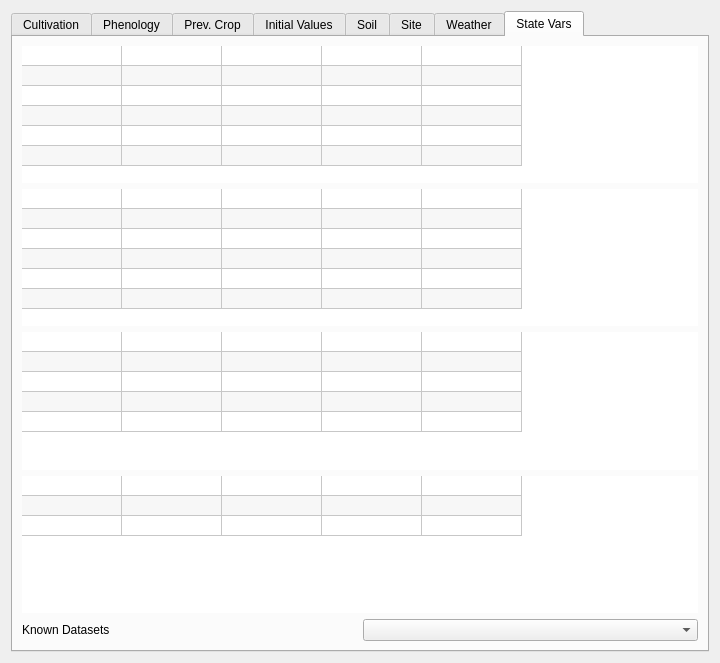
arkygeek/MAD, file src/MacsurAdapter/gui/maddataclassificationbase.ui: the form before one commit.
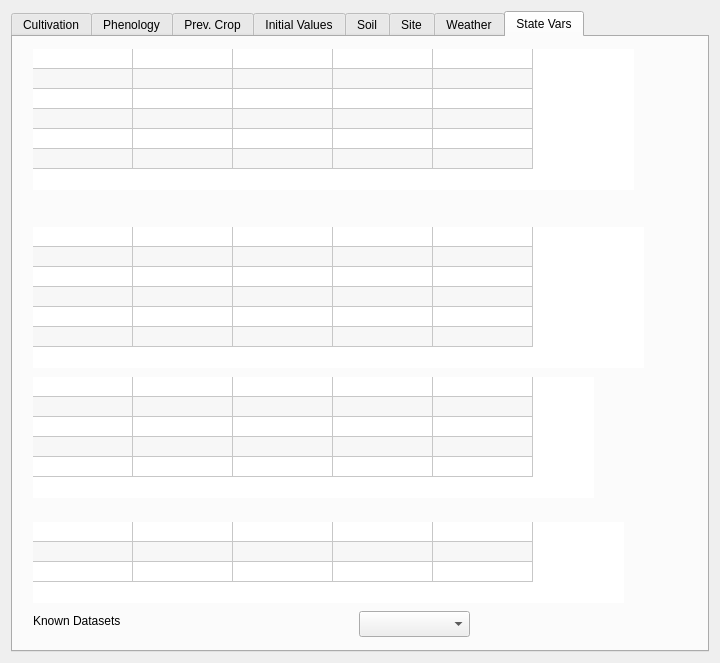
The form after the commit. The open tabs and pages were chosen to show the change.

Commit message: there is something really strange gong on with this form and those tables… I might abandon using the tables… however, it seems that the tables are displaying correctly in StateVars tab now.

Patch:
```diff
--- a/src/MacsurAdapter/gui/maddataclassificationbase.ui
+++ b/src/MacsurAdapter/gui/maddataclassificationbase.ui
@@ -4314,9 +4314,15 @@
       <attribute name="title">
        <string>State Vars</string>
       </attribute>
-      <layout class="QGridLayout" name="gridLayout_10">
-       <item row="0" column="0" colspan="2">
         <widget class="QTableWidget" name="tblCrop">
+       <property name="geometry">
+        <rect>
+         <x>20</x>
+         <y>12</y>
+         <width>601</width>
+         <height>141</height>
+        </rect>
+       </property>
          <property name="font">
           <font>
            <pointsize>10</pointsize>
@@ -4408,9 +4414,15 @@
           </property>
          </column>
         </widget>
-       </item>
-       <item row="1" column="0" colspan="2">
         <widget class="QTableWidget" name="tblSoil">
+       <property name="geometry">
+        <rect>
+         <x>20</x>
+         <y>190</y>
+         <width>611</width>
+         <height>141</height>
+        </rect>
+       </property>
          <property name="font">
           <font>
            <pointsize>10</pointsize>
@@ -4516,9 +4528,15 @@
           </property>
          </item>
         </widget>
-       </item>
-       <item row="2" column="0" colspan="2">
         <widget class="QTableWidget" name="tblSurfaceFluxes">
+       <property name="geometry">
+        <rect>
+         <x>20</x>
+         <y>340</y>
+         <width>561</width>
+         <height>121</height>
+        </rect>
+       </property>
          <property name="font">
           <font>
            <pointsize>10</pointsize>
@@ -4619,9 +4637,15 @@
           </property>
          </item>
         </widget>
-       </item>
-       <item row="3" column="0" colspan="2">
         <widget class="QTableWidget" name="tblObservations">
+       <property name="geometry">
+        <rect>
+         <x>20</x>
+         <y>485</y>
+         <width>591</width>
+         <height>81</height>
+        </rect>
+       </property>
          <property name="font">
           <font>
            <pointsize>10</pointsize>
@@ -4698,18 +4722,29 @@
           </property>
          </column>
         </widget>
-       </item>
-       <item row="4" column="0">
         <widget class="QLabel" name="lblKnownDatasetsStateVars">
+       <property name="geometry">
+        <rect>
+         <x>20</x>
+         <y>576</y>
+         <width>101</width>
+         <height>16</height>
+        </rect>
+       </property>
          <property name="text">
           <string>Known Datasets</string>
          </property>
         </widget>
-       </item>
-       <item row="4" column="1">
-        <widget class="QComboBox" name="cbStateVars"/>
-       </item>
-      </layout>
+      <widget class="QComboBox" name="cbStateVars">
+       <property name="geometry">
+        <rect>
+         <x>346</x>
+         <y>574</y>
+         <width>111</width>
+         <height>26</height>
+        </rect>
+       </property>
+      </widget>
      </widget>
     </widget>
    </item>
```
Left out of the diff: 26 changed lines with no effect on the pictures. Lines whose indentation alone changed are shown as unchanged.
